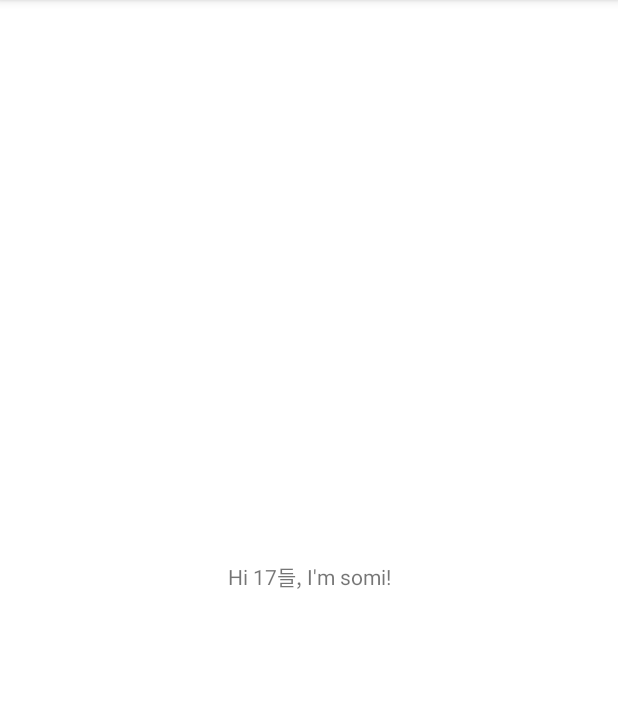
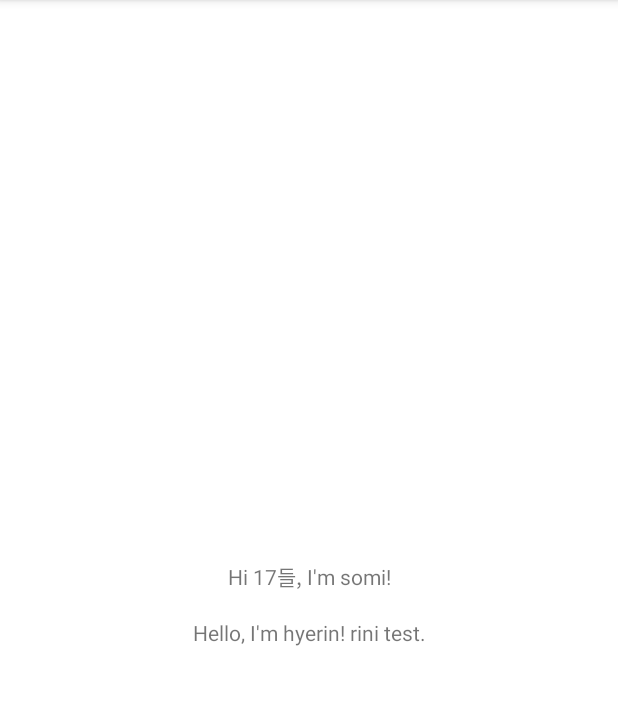
Before and after one commit to kksomi/PWManager, an Android app: the screen it shows after launch (MainActivity), on a phone screen of 412 x 824 dp, the part 84-789 px from its top. Run offline under Robolectric (Android 15) with nearby library versions, the phone set to English and light mode, and no system bars.

Commit message:
rini test

```diff
--- a/app/src/main/res/layout/activity_main.xml
+++ b/app/src/main/res/layout/activity_main.xml
@@ -15,4 +15,14 @@
         app:layout_constraintRight_toRightOf="parent"
         app:layout_constraintTop_toTopOf="parent" />
 
+    <TextView
+        android:layout_width="wrap_content"
+        android:layout_height="wrap_content"
+        android:text="Hello, I'm hyerin! rini test."
+        app:layout_constraintBottom_toBottomOf="parent"
+        app:layout_constraintLeft_toLeftOf="parent"
+        app:layout_constraintRight_toRightOf="parent"
+        app:layout_constraintTop_toTopOf="parent"
+        app:layout_constraintVertical_bias="0.55" />
+
 </androidx.constraintlayout.widget.ConstraintLayout>
```
